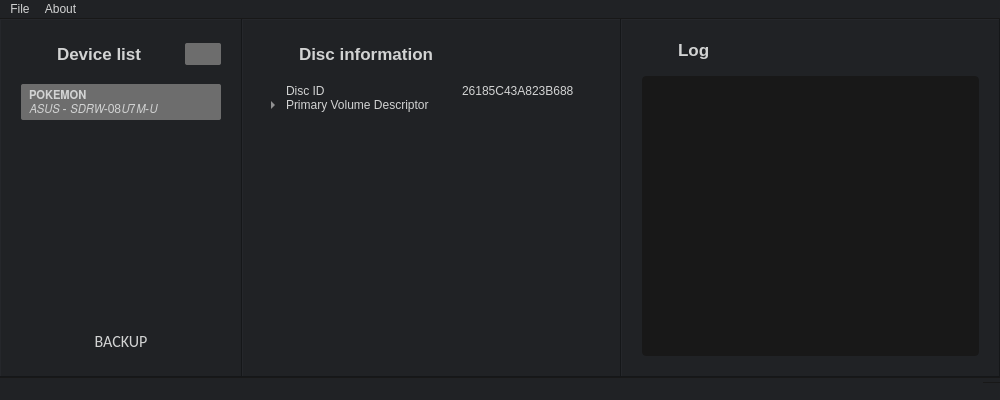
Old version of the form pslipstream/ui/form.ui in the repository rlaphoenix/Slipstream.
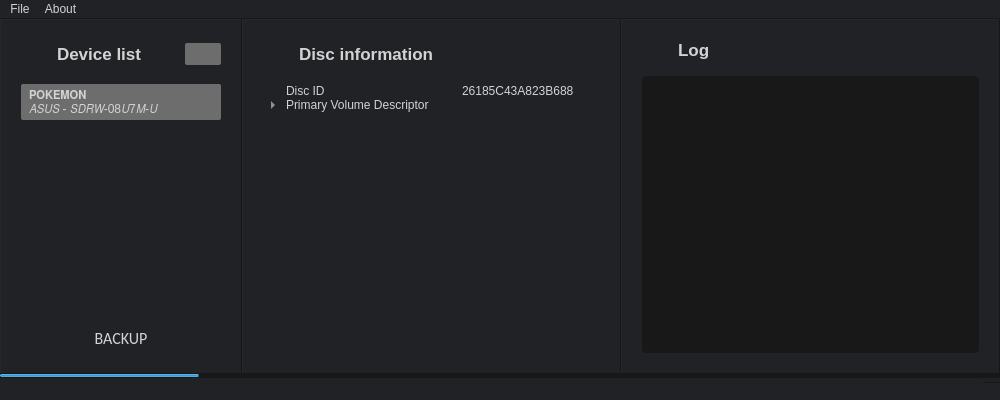
New version of the form. Icons and pictures are not drawn.

Commit message: ui: Add progress bar, improve style of Log

Diff of the .ui file:
```diff
--- a/pslipstream/ui/form.ui
+++ b/pslipstream/ui/form.ui
@@ -60,7 +60,7 @@
 }</string>
   </property>
   <widget class="QWidget" name="centralwidget">
-   <layout class="QHBoxLayout" name="horizontalLayout_2">
+   <layout class="QVBoxLayout" name="verticalLayout_6">
     <property name="spacing">
      <number>0</number>
     </property>
@@ -74,6 +74,11 @@
      <number>0</number>
     </property>
     <property name="bottomMargin">
+     <number>0</number>
+    </property>
+    <item>
+     <layout class="QHBoxLayout" name="horizontalLayout">
+      <property name="spacing">
      <number>0</number>
     </property>
     <item>
@@ -202,7 +207,7 @@
             <x>0</x>
             <y>0</y>
             <width>200</width>
-            <height>228</height>
+              <height>223</height>
            </rect>
           </property>
           <layout class="QVBoxLayout" name="verticalLayout_3">
@@ -536,6 +541,24 @@
         </widget>
        </item>
       </layout>
+       </widget>
+      </item>
+     </layout>
+    </item>
+    <item>
+     <widget class="QProgressBar" name="progressBar">
+      <property name="styleSheet">
+       <string notr="true">margin: -1px -1px -1px -1px;
+border: none;
+background-color: rgb(24, 24, 24);
+max-height: 5px;</string>
+      </property>
+      <property name="value">
+       <number>20</number>
+      </property>
+      <property name="textVisible">
+       <bool>false</bool>
+      </property>
      </widget>
     </item>
    </layout>
```
Lines whose indentation alone changed are shown as unchanged.
